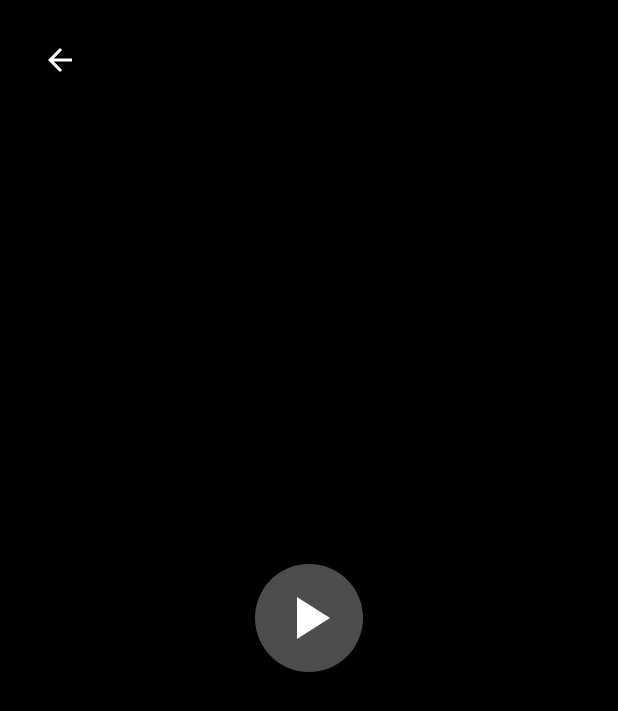
After one commit to SteveJuniorMC/SpectreTV, an Android app built with Jetpack Compose: the composable FullScreenPlayer called with empty values, on a phone screen of 412 x 824 dp. The commit adds this screen. Shown: the top 711 px of the screen. Run offline under Robolectric (Android 15) with nearby library versions, the phone set to English and light mode, and no system bars.

Commit message:
Add mini player with browse-while-watching support
- Created PlayerManager singleton for shared player state
- Added MiniPlayer at bottom of app when minimized
- Added FullScreenPlayer overlay when expanded
- Back button minimizes to mini player (not PiP)
- PiP only triggers when leaving app (home/switch apps)
- Removed separate PlayerActivity - all in main activity now
- Immersive fullscreen mode hides system bars

🤖 Generated with [Claude Code](https://claude.com/claude-code)

Co-Authored-By: Claude Opus 4.5 <noreply@anthropic.com>

```diff
--- /dev/null
+++ b/app/src/main/java/com/spectretv/app/presentation/player/FullScreenPlayer.kt
@@ -0,0 +1,205 @@
+package com.spectretv.app.presentation.player
+
+import android.app.Activity
+import android.view.ViewGroup
+import android.widget.FrameLayout
+import androidx.activity.compose.BackHandler
+import androidx.compose.foundation.background
+import androidx.compose.foundation.clickable
+import androidx.compose.foundation.interaction.MutableInteractionSource
+import androidx.compose.foundation.layout.Arrangement
+import androidx.compose.foundation.layout.Box
+import androidx.compose.foundation.layout.Column
+import androidx.compose.foundation.layout.Row
+import androidx.compose.foundation.layout.fillMaxSize
+import androidx.compose.foundation.layout.fillMaxWidth
+import androidx.compose.foundation.layout.padding
+import androidx.compose.foundation.layout.size
+import androidx.compose.foundation.shape.CircleShape
+import androidx.compose.material.icons.Icons
+import androidx.compose.material.icons.filled.ArrowBack
+import androidx.compose.material.icons.filled.Pause
+import androidx.compose.material.icons.filled.PlayArrow
+import androidx.compose.material3.CircularProgressIndicator
+import androidx.compose.material3.Icon
+import androidx.compose.material3.IconButton
+import androidx.compose.material3.MaterialTheme
+import androidx.compose.material3.Text
+import androidx.compose.runtime.Composable
+import androidx.compose.runtime.DisposableEffect
+import androidx.compose.runtime.LaunchedEffect
+import androidx.compose.runtime.getValue
+import androidx.compose.runtime.mutableStateOf
+import androidx.compose.runtime.remember
+import androidx.compose.runtime.setValue
+import androidx.compose.ui.Alignment
+import androidx.compose.ui.Modifier
+import androidx.compose.ui.draw.clip
+import androidx.compose.ui.graphics.Color
+import androidx.compose.ui.platform.LocalContext
+import androidx.compose.ui.unit.dp
+import androidx.compose.ui.viewinterop.AndroidView
+import androidx.core.view.WindowCompat
+import androidx.core.view.WindowInsetsCompat
+import androidx.core.view.WindowInsetsControllerCompat
+import androidx.media3.common.Player
+import androidx.media3.common.util.UnstableApi
+import androidx.media3.exoplayer.ExoPlayer
+import androidx.media3.ui.PlayerView
+import kotlinx.coroutines.delay
+
+@androidx.annotation.OptIn(UnstableApi::class)
+@Composable
+fun FullScreenPlayer(
+    title: String,
+    exoPlayer: ExoPlayer?,
+    isPlaying: Boolean,
+    onMinimize: () -> Unit,
+    onPlayPause: () -> Unit,
+    modifier: Modifier = Modifier
+) {
+    val context = LocalContext.current
+    var showControls by remember { mutableStateOf(true) }
+    var isBuffering by remember { mutableStateOf(false) }
+
+    // Handle back button - minimize instead of PiP
+    BackHandler {
+        onMinimize()
+    }
+
+    // Hide system bars for immersive mode
+    DisposableEffect(Unit) {
+        val window = (context as? Activity)?.window
+        window?.let {
+            WindowCompat.setDecorFitsSystemWindows(it, false)
+            WindowInsetsControllerCompat(it, it.decorView).apply {
+                hide(WindowInsetsCompat.Type.systemBars())
+                systemBarsBehavior = WindowInsetsControllerCompat.BEHAVIOR_SHOW_TRANSIENT_BARS_BY_SWIPE
+            }
+        }
+        onDispose {
+            window?.let {
+                WindowCompat.setDecorFitsSystemWindows(it, true)
+                WindowInsetsControllerCompat(it, it.decorView).show(WindowInsetsCompat.Type.systemBars())
+            }
+        }
+    }
+
+    // Auto-hide controls
+    LaunchedEffect(showControls) {
+        if (showControls) {
+            delay(4000)
+            showControls = false
+        }
+    }
+
+    // Listen for buffering state
+    DisposableEffect(exoPlayer) {
+        val listener = object : Player.Listener {
+            override fun onPlaybackStateChanged(playbackState: Int) {
+                isBuffering = playbackState == Player.STATE_BUFFERING
+            }
+        }
+        exoPlayer?.addListener(listener)
+        onDispose {
+            exoPlayer?.removeListener(listener)
+        }
+    }
+
+    Box(
+        modifier = modifier
+            .fillMaxSize()
+            .background(Color.Black)
+            .clickable(
+                indication = null,
+                interactionSource = remember { MutableInteractionSource() }
+            ) {
+                showControls = !showControls
+            }
+    ) {
+        // Video view
+        exoPlayer?.let { player ->
+            AndroidView(
+                factory = { ctx ->
+                    PlayerView(ctx).apply {
+                        this.player = player
+                        useController = false
+                        layoutParams = FrameLayout.LayoutParams(
+                            ViewGroup.LayoutParams.MATCH_PARENT,
+                            ViewGroup.LayoutParams.MATCH_PARENT
+                        )
+                    }
+                },
+                modifier = Modifier.fillMaxSize()
+            )
+        }
+
+        // Buffering indicator
+        if (isBuffering) {
+            Box(
+                modifier = Modifier.fillMaxSize(),
+                contentAlignment = Alignment.Center
+            ) {
+                CircularProgressIndicator(
+                    color = Color.White,
+                    modifier = Modifier.size(48.dp)
+                )
+            }
+        }
+
+        // Controls overlay
+        if (showControls) {
+            Box(
+                modifier = Modifier
+                    .fillMaxSize()
+                    .background(Color.Black.copy(alpha = 0.4f))
+            ) {
+                // Top bar with back and title
+                Row(
+                    modifier = Modifier
+                        .fillMaxWidth()
+                        .padding(16.dp),
+                    verticalAlignment = Alignment.CenterVertically
+                ) {
+                    IconButton(onClick = onMinimize) {
+                        Icon(
+                            imageVector = Icons.Filled.ArrowBack,
+                            contentDescription = "Minimize",
+                            tint = Color.White
+                        )
+                    }
+
+                    Text(
+                        text = title,
+                        style = MaterialTheme.typography.titleLarge,
+                        color = Color.White,
+                        modifier = Modifier.weight(1f)
+                    )
+                }
+
+                // Center play/pause
+                Column(
+                    modifier = Modifier.fillMaxSize(),
+                    horizontalAlignment = Alignment.CenterHorizontally,
+                    verticalArrangement = Arrangement.Center
+                ) {
+                    Box(
+                        modifier = Modifier
+                            .size(72.dp)
+                            .clip(CircleShape)
+                            .background(Color.White.copy(alpha = 0.3f))
+                            .clickable(onClick = onPlayPause),
+                        contentAlignment = Alignment.Center
+                    ) {
+                        Icon(
+                            imageVector = if (isPlaying) Icons.Default.Pause else Icons.Default.PlayArrow,
+                            contentDescription = if (isPlaying) "Pause" else "Play",
+                            tint = Color.White,
+                            modifier = Modifier.size(48.dp)
+                        )
+                    }
+                }
+            }
+        }
+    }
+}
```
Also changed, not shown: app/src/main/AndroidManifest.xml (+1 -8 lines), app/src/main/java/com/spectretv/app/presentation/MainActivity.kt (+45 -1 lines), app/src/main/java/com/spectretv/app/presentation/PlayerActivity.kt (deleted, +0 -121 lines), app/src/main/java/com/spectretv/app/presentation/navigation/AppNavigation.kt (+39 -16 lines), app/src/main/java/com/spectretv/app/presentation/player/MiniPlayer.kt (added, +127 -0 lines), app/src/main/java/com/spectretv/app/presentation/player/PlayerManager.kt (added, +98 -0 lines).
